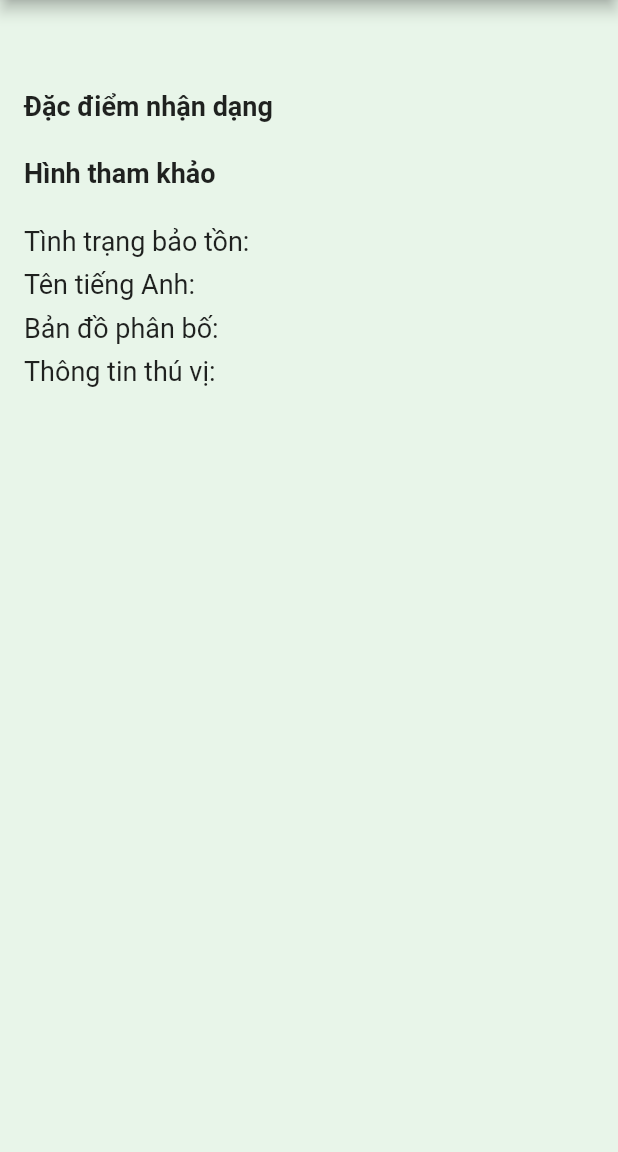
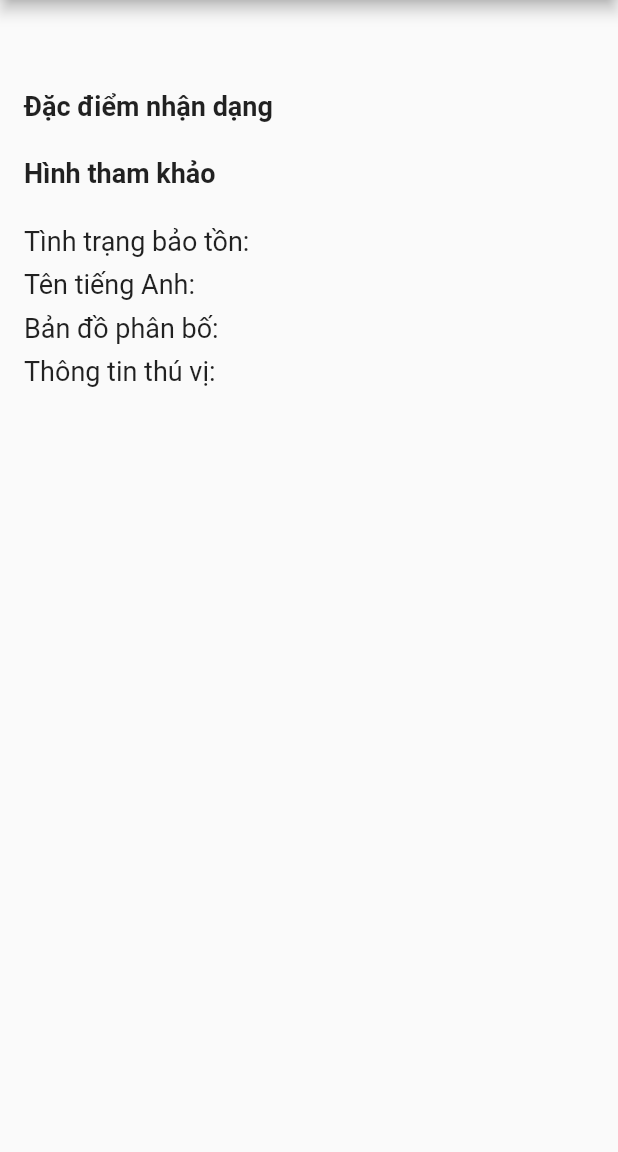
Before and after one commit to panda1835/vnturtle-ui, a Flutter app: the DetailedSpeciesPage screen opened directly with empty values, on a phone screen of 412 x 824 dp, the part 84-1236 px from its top. Run offline on Flutter 3.47's test engine with Material 2 defaults, Android fonts, the phone set to English and light mode, and no system bars; our stand-ins replace flutter_markdown; missing offline and left inert: flutter_dropzone.

Commit message:
add scaffoldBackgroundColor to default Theme

```diff
--- a/lib/pages/aboutus.dart
+++ b/lib/pages/aboutus.dart
@@ -16,7 +16,6 @@ class _VeChungToiPageState extends State<VeChungToiPage> {
   Widget build(BuildContext context) {
     final theme = Theme.of(context);
     return Scaffold(
-      backgroundColor: theme.secondaryHeaderColor,
       appBar: AppBar(
         title: Text(
           'VNTURTLE',
--- a/lib/pages/detailed_species_page.dart
+++ b/lib/pages/detailed_species_page.dart
@@ -10,7 +10,6 @@ class DetailedSpeciesPage extends StatelessWidget {
     final theme = Theme.of(context);
 
     return Scaffold(
-      backgroundColor: theme.secondaryHeaderColor,
       appBar: AppBar(
         backgroundColor: theme.secondaryHeaderColor,
         title: Text(
--- a/lib/pages/faq.dart
+++ b/lib/pages/faq.dart
@@ -68,7 +68,6 @@ class _CauHoiThuongGapPageState extends State<CauHoiThuongGapPage> {
     }
 
     return Scaffold(
-      backgroundColor: theme.secondaryHeaderColor,
       appBar: AppBar(
         title: Text(
           'VNTURTLE',
--- a/lib/pages/result_page.dart
+++ b/lib/pages/result_page.dart
@@ -65,7 +65,6 @@ class _ResultPageState extends State<ResultPage> {
     final theme = Theme.of(context);
 
     return Scaffold(
-      backgroundColor: theme.secondaryHeaderColor,
       appBar: AppBar(
         backgroundColor: theme.secondaryHeaderColor,
         title: Text(
--- a/lib/pages/species_info.dart
+++ b/lib/pages/species_info_page.dart
@@ -90,7 +90,6 @@ class _ThongTinLoaiPageState extends State<ThongTinLoaiPage> {
   Widget build(BuildContext context) {
     final theme = Theme.of(context);
     return Scaffold(
-      backgroundColor: theme.secondaryHeaderColor,
       appBar: AppBar(
         backgroundColor: theme.secondaryHeaderColor,
         title: Text(
```
